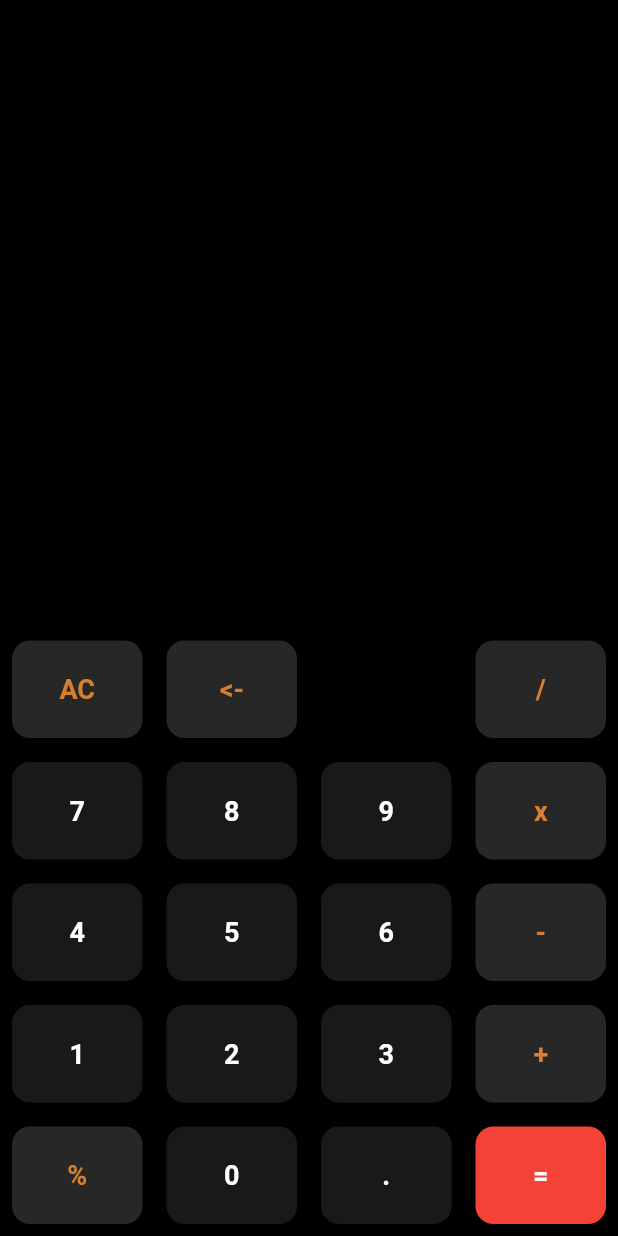
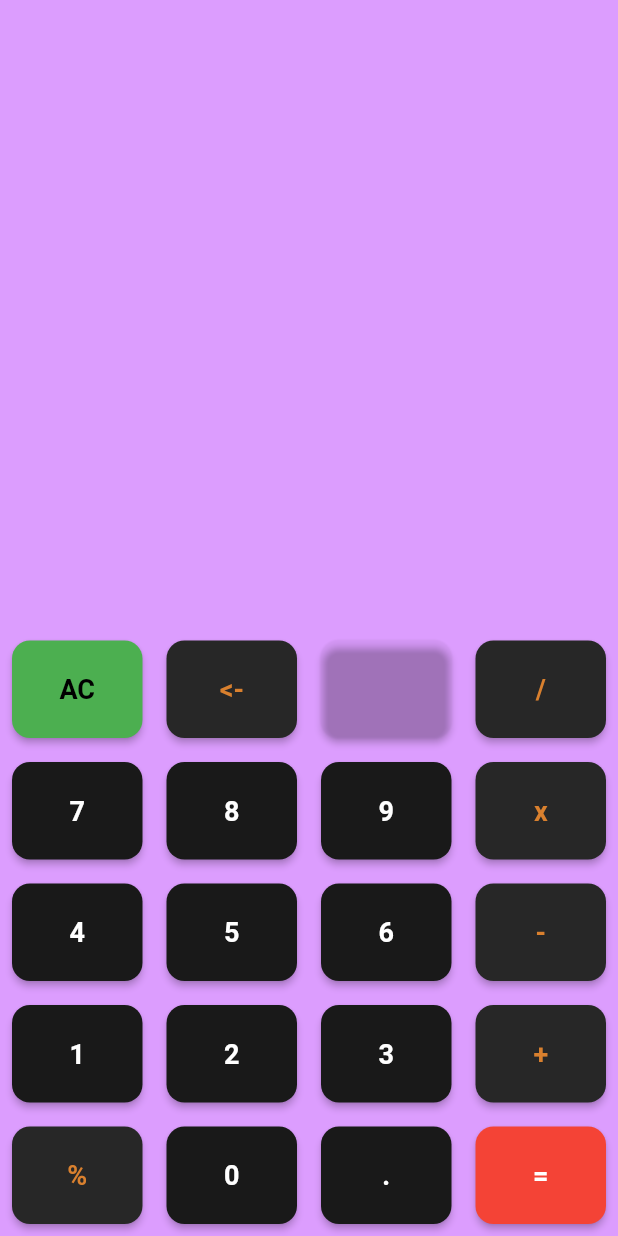
Before and after one commit to RJ2607/calculator_flutter, a Flutter app: the screen it shows after launch, on a phone screen of 412 x 824 dp. Run offline on Flutter 3.47's test engine with Material 2 defaults, Android fonts, the phone set to English and light mode, and no system bars; our stand-ins replace math_expressions.

Commit message:
ui changes

```diff
--- a/lib/main.dart
+++ b/lib/main.dart
@@ -62,7 +62,7 @@ class _calculatorappState extends State<calculatorapp> {
   @override
   Widget build(BuildContext context) {
     return Scaffold(
-      backgroundColor: Colors.black,
+      backgroundColor: Color.fromARGB(255, 220, 157, 254),
       body: Column(
         children: [
           Expanded(
@@ -91,8 +91,8 @@ class _calculatorappState extends State<calculatorapp> {
             children: [
               button(
                   text: "AC",
-                  buttonbgcolor: operatorColor,
-                  tColor: orangeColor),
+                  buttonbgcolor: Colors.green,
+                  tColor: Colors.black),
               button(
                   text: "<-",
                   buttonbgcolor: operatorColor,
```
